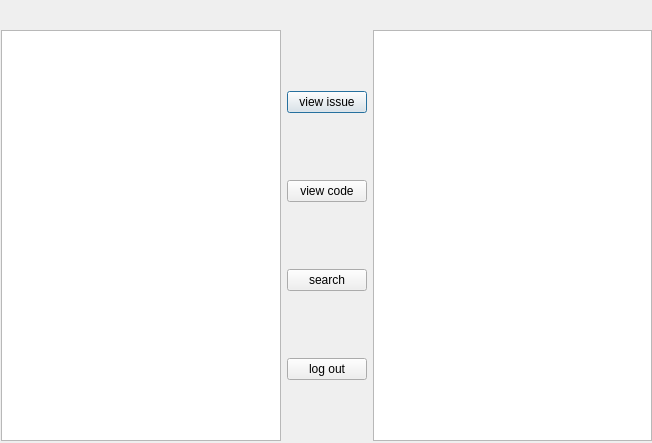
mreidss/CSCI334, file CSCI334/hhomepage.ui: the form before one commit.
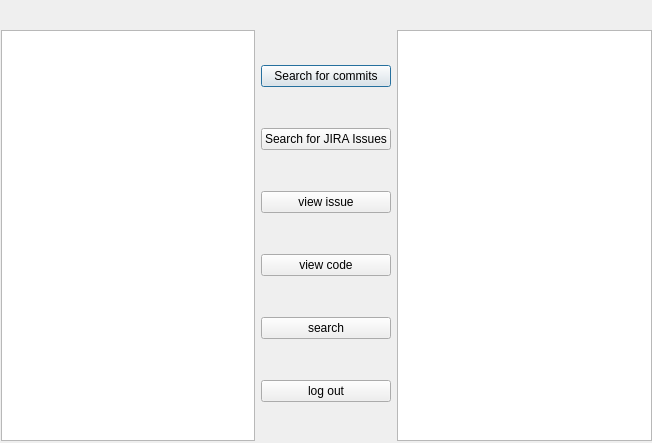
The form after the commit.

Diff of the .ui file:
```diff
--- a/CSCI334/hhomepage.ui
+++ b/CSCI334/hhomepage.ui
@@ -13,7 +13,7 @@
   <property name="windowTitle">
    <string>Dialog</string>
   </property>
-  <widget class="QWidget" name="">
+  <widget class="QWidget" name="layoutWidget">
    <property name="geometry">
     <rect>
      <x>1</x>
@@ -28,6 +28,20 @@
     </item>
     <item>
      <layout class="QVBoxLayout" name="verticalLayout">
+      <item>
+       <widget class="QPushButton" name="commitButton">
+        <property name="text">
+         <string>Search for commits</string>
+        </property>
+       </widget>
+      </item>
+      <item>
+       <widget class="QPushButton" name="issuebButton">
+        <property name="text">
+         <string>Search for JIRA Issues</string>
+        </property>
+       </widget>
+      </item>
       <item>
        <widget class="QPushButton" name="Vissue">
         <property name="text">
```
